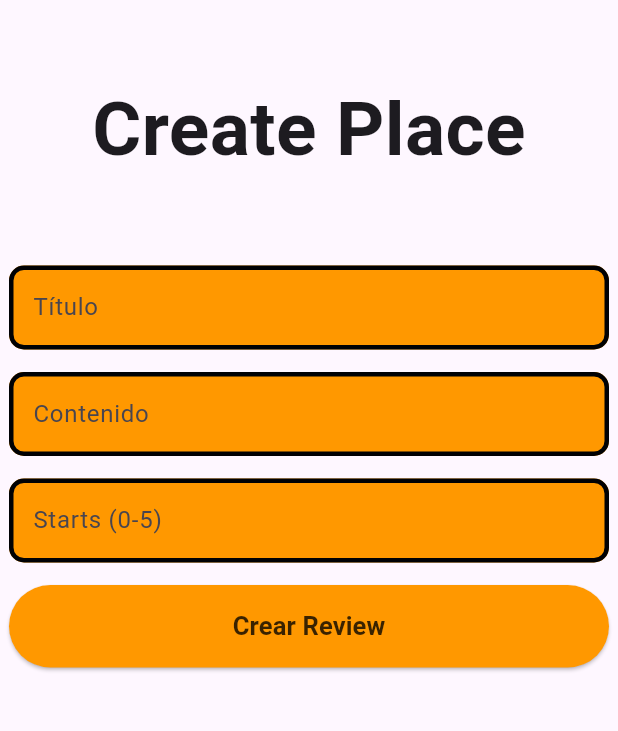
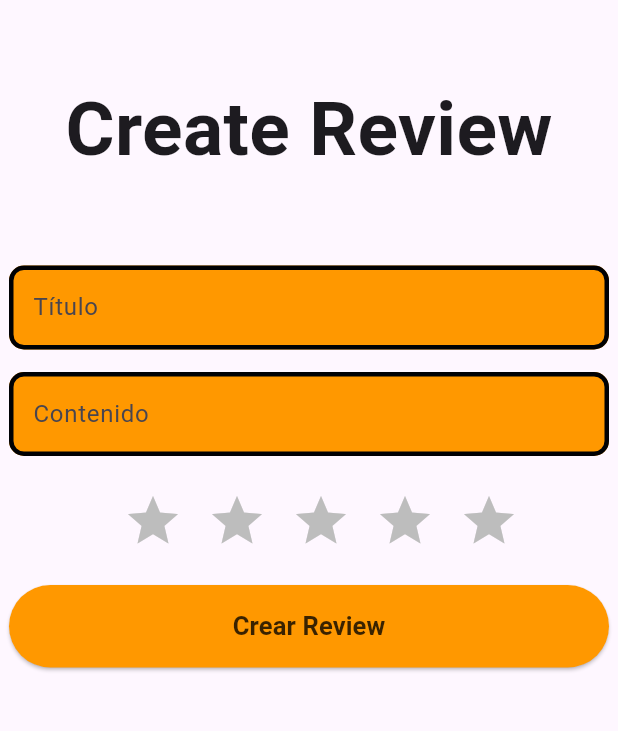
Before and after one commit to alejandroacedomarin/bankitos_flutter, a Flutter app: the CreateReviewScreen screen opened directly, on a phone screen of 412 x 824 dp, the part 84-815 px from its top. Run offline on Flutter 3.47's test engine with Material 3 defaults, Android fonts, the light colour scheme and no system bars; our stand-ins replace dio, get, get_storage, google_maps_flutter, google_sign_in, iconsax and 3 more; missing offline and left inert: restart_app, safe_text; accounts and stored records are empty; network calls fail.

Commit message:
Ultimos detalles de reviews

```diff
--- a/lib/Screens/MainPage/SearchEngine.dart
+++ b/lib/Screens/MainPage/SearchEngine.dart
@@ -13,7 +13,6 @@ import 'package:bankitos_flutter/Widgets/UserCard.dart';
 import 'package:bankitos_flutter/Widgets/UserDetails.dart';
 import 'package:flutter/material.dart';
 import 'package:get/get.dart';
-
 
 class SearchScreen extends StatefulWidget {
   @override
@@ -96,7 +95,8 @@ class _SearchScreenState extends State<SearchScreen> {
       }).toList();
 
       // Obtener los IDs de los usuarios coincidentes
-      List<String> matchingUserIds = matchingUsers.map((user) => user.id).toList();
+      List<String> matchingUserIds =
+          matchingUsers.map((user) => user.id).toList();
 
       // Filtrar reviews por IDs de autores coincidentes
       setState(() {
@@ -146,14 +146,15 @@ class _SearchScreenState extends State<SearchScreen> {
     setState(() {
       _isUsersSelected = false;
       selectedFilter = reviewFilters[0]; // Reset filter to default for reviews
-      filteredReviews = List.from(listaReviews); // Reset filtered list to full list
+      filteredReviews =
+          List.from(listaReviews); // Reset filtered list to full list
     });
   }
 
   Widget _buildReviewCard(Review review) {
     return GestureDetector(
       onTap: () {
-        Get.to(() => ReveiwDetailsPage(review));
+        Get.to(ReviewDetailsPage(review));
       },
       child: Card(
         color: Colors.orange[100], // Fondo de color naranja suave
--- a/lib/Screens/Reviews/CreateReview.dart
+++ b/lib/Screens/Reviews/CreateReview.dart
@@ -7,6 +7,7 @@ import 'package:bankitos_flutter/Services/UserService.dart';
 import 'package:bankitos_flutter/Services/ReviewService.dart';
 import 'package:get_storage/get_storage.dart';
 import 'package:get/get.dart';
+import 'package:bankitos_flutter/Widgets/ReviewWidgets/StarsReview.dart';
 
 late UserService userService;
 late ReviewService reviewService;
@@ -15,10 +16,10 @@ class CreateReviewScreen extends StatefulWidget {
   CreateReviewScreen({Key? key}) : super(key: key);
 
   @override
-  _CreateReviewScreen createState() => _CreateReviewScreen();
+  _CreateReviewScreenState createState() => _CreateReviewScreenState();
 }
 
-class _CreateReviewScreen extends State<CreateReviewScreen> {
+class _CreateReviewScreenState extends State<CreateReviewScreen> {
   final CreateReviewController controller = Get.put(CreateReviewController());
 
   @override
@@ -35,42 +36,53 @@ class _CreateReviewScreen extends State<CreateReviewScreen> {
         title: const Center(
           child: Row(
             mainAxisSize: MainAxisSize.min,
-            children: [Text('BanKitos'), SizedBox(width: 60)],
+            children: [
+              Text('BanKitos'),
+              SizedBox(width: 60),
+            ],
           ),
         ),
         backgroundColor: Colors.orange,
       ),
-      // #docregion addWidget
       body: SingleChildScrollView(
         child: Center(
           child: Column(
             children: [
-            const SizedBox(height: 50),
+              SizedBox(height: 50),
               const Text(
-              'Create Place',
+                'Create Review',
                 style: TextStyle(
                   fontWeight: FontWeight.bold,
                   fontSize: 50,
                 ),
               ),
-            const SizedBox(height: 40),
-            const SizedBox(height: 15),
+              SizedBox(height: 40),
+              SizedBox(height: 15),
               ParamTextBox(
                   controller: controller.titleController, text: 'Título'),
-            const SizedBox(height: 15),
+              SizedBox(height: 15),
               ParamTextBox(
                   controller: controller.contentController, text: 'Contenido'),
-            const SizedBox(height: 15),
-            ParamTextBox(
-                controller: controller.startsController, text: 'Starts (0-5)'),
-            const SizedBox(height: 15),
+              SizedBox(height: 15),
+              // Reemplazar ParamTextBox por StarRating
+              StarRating(
+                initialRating:
+                    0.0, // Puedes definir una calificación inicial si es necesario
+                onRatingChanged: (double rating) {
+                  // Actualiza el valor de las estrellas en el controlador
+                  controller.startsController.text = rating.toString();
+                },
+              ),
+              SizedBox(height: 15),
               SignInButton(
                 onPressed: () => controller.createReview(),
-                text: 'Crear Review'),
-            const SizedBox(height: 40),
+                text: 'Crear Review',
+              ),
+              SizedBox(height: 40),
             ],
           ),
-      )),
+        ),
+      ),
     );
   }
 }
@@ -79,9 +91,6 @@ class CreateReviewController extends GetxController {
   final TextEditingController titleController = TextEditingController();
   final TextEditingController contentController = TextEditingController();
   final TextEditingController startsController = TextEditingController();
-
-  bool invalid = false;
-  bool parameters = false;
 
   void createReview() {
     String id = userService.getUserId();
@@ -127,6 +136,11 @@ class CreateReviewController extends GetxController {
             snackPosition: SnackPosition.BOTTOM,
           );
           Get.to(() => ViewReviewsScreen());
+
+          // Limpiar los textboxes después de crear el review
+          titleController.clear();
+          contentController.clear();
+          startsController.clear();
         }).catchError((error) {
           // Manejar errores de solicitud HTTP
           Get.snackbar(
--- a/lib/Screens/Users/UserDetails.dart
+++ b/lib/Screens/Users/UserDetails.dart
@@ -19,13 +19,13 @@ import 'package:bankitos_flutter/Screens/MainPage/LogIn.dart';
 import 'package:restart_app/restart_app.dart';
 import 'package:bankitos_flutter/Models/PlaceModel.dart';
 
-
 class UserProfileScreen extends StatefulWidget {
   @override
   _UserProfileScreenState createState() => _UserProfileScreenState();
 }
 
-class _UserProfileScreenState extends State<UserProfileScreen> with SingleTickerProviderStateMixin {
+class _UserProfileScreenState extends State<UserProfileScreen>
+    with SingleTickerProviderStateMixin {
   final UserDetailsController controller = Get.put(UserDetailsController());
   late UserService userService;
   late ReviewService reviewService;
@@ -133,10 +133,8 @@ class _UserProfileScreenState extends State<UserProfileScreen> with SingleTicker
               onPressed: () {
                 // Abrir pantalla de edición
                 controller.logOut();
-
               },
             ),
-
           IconButton(
             icon: Icon(Icons.edit),
             onPressed: () {
@@ -149,7 +147,9 @@ class _UserProfileScreenState extends State<UserProfileScreen> with SingleTicker
         ],
       ),
       body: _isLoading
-          ? Center(child: CircularProgressIndicator(valueColor: AlwaysStoppedAnimation<Color>(Colors.orange)))
+          ? Center(
+              child: CircularProgressIndicator(
+                  valueColor: AlwaysStoppedAnimation<Color>(Colors.orange)))
           : Padding(
               padding: EdgeInsets.all(16.0),
               child: Column(
@@ -157,7 +157,8 @@ class _UserProfileScreenState extends State<UserProfileScreen> with SingleTicker
                   CircleAvatar(
                     radius: 50.0,
                     backgroundImage: user.photo.isEmpty
-                        ? AssetImage('assets/userdefec.png') as ImageProvider<Object>?
+                        ? AssetImage('assets/userdefec.png')
+                            as ImageProvider<Object>?
                         : NetworkImage(user.photo),
                   ),
                   const SizedBox(height: 10.0),
@@ -197,7 +198,9 @@ class _UserProfileScreenState extends State<UserProfileScreen> with SingleTicker
 
   Widget _buildPlacesTab() {
     return _isLoadingPlaces
-      ? Center(child: CircularProgressIndicator(valueColor: AlwaysStoppedAnimation<Color>(Colors.orange)))
+        ? Center(
+            child: CircularProgressIndicator(
+                valueColor: AlwaysStoppedAnimation<Color>(Colors.orange)))
         : ListView.builder(
             itemCount: _places.length,
             itemBuilder: (context, index) {
@@ -252,7 +255,9 @@ class _UserProfileScreenState extends State<UserProfileScreen> with SingleTicker
                               Row(
                                 children: List.generate(5, (i) {
                                   return Icon(
-                                  i < place.rating ? Icons.star : Icons.star_border,
+                                    i < place.rating
+                                        ? Icons.star
+                                        : Icons.star_border,
                                     color: Colors.yellow,
                                   );
                                 }),
@@ -269,17 +274,18 @@ class _UserProfileScreenState extends State<UserProfileScreen> with SingleTicker
           );
   }
 
-
   Widget _buildReviewsTab() {
     return _isLoadingReviews
-      ? Center(child: CircularProgressIndicator(valueColor: AlwaysStoppedAnimation<Color>(Colors.orange)))
+        ? Center(
+            child: CircularProgressIndicator(
+                valueColor: AlwaysStoppedAnimation<Color>(Colors.orange)))
         : ListView.builder(
             itemCount: _reviews.length,
             itemBuilder: (context, index) {
               Review review = _reviews[index];
               return GestureDetector(
                 onTap: () {
-                Get.to(() => ReveiwDetailsPage(review));
+                  Get.to(ReviewDetailsPage(review));
                 },
                 child: Card(
                   color: Colors.orange[100], // Fondo de color naranja suave
@@ -323,10 +329,10 @@ class _UserProfileScreenState extends State<UserProfileScreen> with SingleTicker
             },
           );
   }
+
   Widget _buildPersonalInfo() {
     return ListView(
       children: [
-
         const SizedBox(height: 20.0),
         Column(
           crossAxisAlignment: CrossAxisAlignment.start,
@@ -345,7 +351,9 @@ class _UserProfileScreenState extends State<UserProfileScreen> with SingleTicker
           ],
         ),
         SizedBox(height: 20.0),
-        Divider(color: Colors.orange,),
+        Divider(
+          color: Colors.orange,
+        ),
         SizedBox(height: 20.0),
         Column(
           crossAxisAlignment: CrossAxisAlignment.start,
@@ -363,11 +371,12 @@ class _UserProfileScreenState extends State<UserProfileScreen> with SingleTicker
             _buildPersonalInformation('Email', user.email),
             _buildPersonalInformation('Phone Number', user.phone_number),
             _buildProfileInformation('Birth Date', user.birth_date),
-
           ],
         ),
         SizedBox(height: 20.0),
-        const Divider(color: Colors.orange,),
+        const Divider(
+          color: Colors.orange,
+        ),
       ],
     );
   }
@@ -404,6 +413,7 @@ class _UserProfileScreenState extends State<UserProfileScreen> with SingleTicker
       ],
     );
   }
+
   Widget _buildPersonalInformation(String label, String value) {
     if (value.isEmpty) {
       return SizedBox.shrink();
--- a/lib/Services/SocketService.dart
+++ b/lib/Services/SocketService.dart
@@ -13,7 +13,7 @@ class SocketService extends GetxController {
     });
 
     // Conéctate al socket
-    socket.connect();
+    //socket.connect();
 
     // Escucha cuando el socket se conecta
     socket.on('user-logged-in', (_) {
--- a/lib/Widgets/ReviewWidgets/ReviewButton.dart
+++ b/lib/Widgets/ReviewWidgets/ReviewButton.dart
@@ -10,15 +10,21 @@ class PostReviewWidget extends StatelessWidget {
   const PostReviewWidget({Key? key, required this.review}) : super(key: key);
 
   @override
-  Widget build(BuildContext context){
+  Widget build(BuildContext context) {
     return Card(
       child: Container(
         color: Colors.orange, // Establece el fondo del Container a naranja
         child: ListTile(
-          title: Text(review.title, style: TextStyle(color: const Color.fromARGB(199, 0, 0, 0))), // Cambia el color del texto si es necesario
-          subtitle: Text(review.content, style: TextStyle(color: const Color.fromARGB(168, 0, 0, 0))), // Cambia el color del texto si es necesario
+          title: Text(review.title,
+              style: TextStyle(
+                  color: const Color.fromARGB(199, 0, 0,
+                      0))), // Cambia el color del texto si es necesario
+          subtitle: Text(review.content,
+              style: TextStyle(
+                  color: const Color.fromARGB(168, 0, 0,
+                      0))), // Cambia el color del texto si es necesario
           onTap: () {
-          Get.to(() => ReveiwDetailsPage(review));
+            Get.to(ReviewDetailsPage(review));
           },
         ),
       ),
--- /dev/null
+++ b/lib/Widgets/ReviewWidgets/StarsReview.dart
@@ -0,0 +1,52 @@
+import 'package:flutter/material.dart';
+
+class StarRating extends StatefulWidget {
+  final double initialRating;
+  final ValueChanged<double> onRatingChanged;
+
+  const StarRating({
+    Key? key,
+    required this.initialRating,
+    required this.onRatingChanged,
+  }) : super(key: key);
+
+  @override
+  _StarRatingState createState() => _StarRatingState();
+}
+
+class _StarRatingState extends State<StarRating> {
+  late double _rating;
+
+  @override
+  void initState() {
+    super.initState();
+    _rating = widget.initialRating;
+  }
+
+  @override
+  Widget build(BuildContext context) {
+    return Padding(
+      padding: const EdgeInsets.only(left: 16.0), // Ajuste de margen izquierdo
+      child: Row(
+        mainAxisAlignment:
+            MainAxisAlignment.center, // Centra las estrellas horizontalmente
+        children: List.generate(5, (index) {
+          double value = index + 1.0;
+          return IconButton(
+            onPressed: () {
+              setState(() {
+                _rating = value;
+              });
+              widget.onRatingChanged(value);
+            },
+            icon: Icon(
+              Icons.star,
+              size: 40.0, // Tamaño ajustado de las estrellas
+              color: value <= _rating ? Colors.orange : Colors.grey[400],
+            ),
+          );
+        }),
+      ),
+    );
+  }
+}
```
Also changed, not shown: lib/Screens/Reviews/ReviewDetails.dart (+37 -17 lines). Lines whose indentation alone changed are shown as unchanged.
